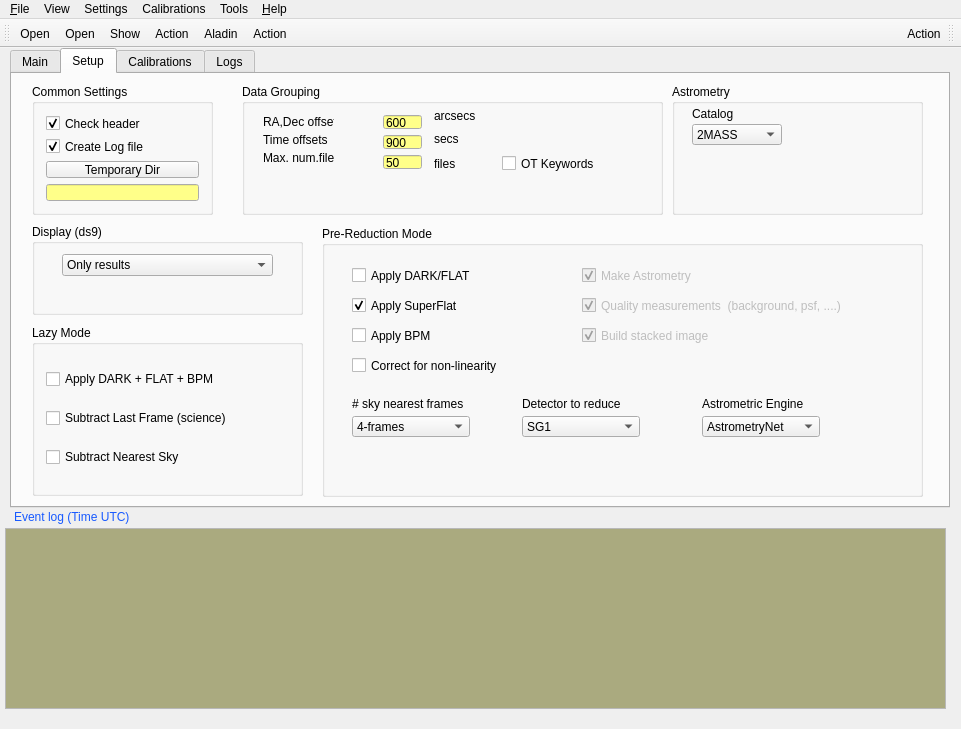
Qt form QL4/panicQL.ui (ppmim/PAPI) before a commit.
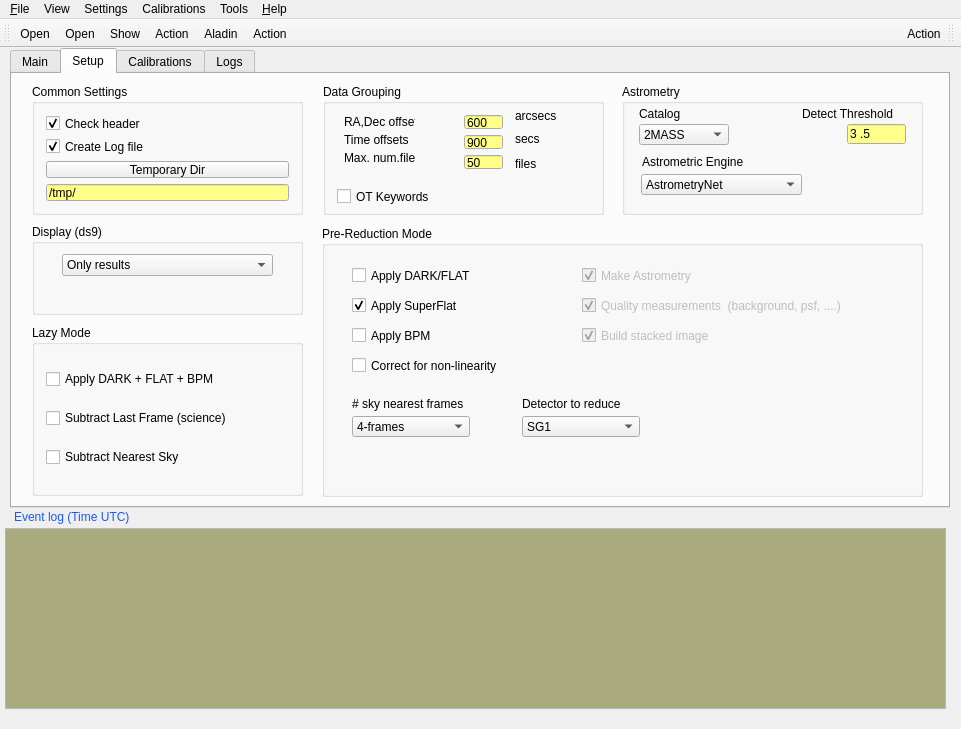
The same form after that commit. The open tabs and pages were chosen to show the change. Icons and pictures are not drawn.

Commit message: Some re-arrangement of GUI in Setup panel; Added edhead to bin directory during installation; Continue with docs;

```diff
--- a/QL4/panicQL.ui
+++ b/QL4/panicQL.ui
@@ -1441,7 +1441,7 @@
        <rect>
         <x>20</x>
         <y>10</y>
-        <width>181</width>
+        <width>271</width>
         <height>131</height>
        </rect>
       </property>
@@ -1521,6 +1521,9 @@
          <property name="toolTip">
           <string>Temporal files location</string>
          </property>
+         <property name="text">
+          <string>/tmp/</string>
+         </property>
          <property name="readOnly">
           <bool>true</bool>
          </property>
@@ -1531,9 +1534,9 @@
      <widget class="QGroupBox" name="groupBox_2">
       <property name="geometry">
        <rect>
-        <x>230</x>
+        <x>311</x>
         <y>10</y>
-        <width>421</width>
+        <width>281</width>
         <height>131</height>
        </rect>
       </property>
@@ -1578,8 +1581,8 @@
       <widget class="QCheckBox" name="checkBox_data_grouping_OT">
        <property name="geometry">
         <rect>
-         <x>260</x>
-         <y>70</y>
+         <x>14</x>
+         <y>103</y>
          <width>140</width>
          <height>19</height>
         </rect>
@@ -1809,9 +1812,9 @@
      <widget class="QGroupBox" name="groupBox_3">
       <property name="geometry">
        <rect>
-        <x>660</x>
+        <x>610</x>
         <y>10</y>
-        <width>251</width>
+        <width>301</width>
         <height>131</height>
        </rect>
       </property>
@@ -1821,7 +1824,7 @@
       <widget class="QComboBox" name="comboBox_AstromCatalog">
        <property name="geometry">
         <rect>
-         <x>20</x>
+         <x>17</x>
          <y>40</y>
          <width>90</width>
          <height>21</height>
@@ -1861,7 +1864,7 @@
       <widget class="QLabel" name="textLabel1_2">
        <property name="geometry">
         <rect>
-         <x>20</x>
+         <x>17</x>
          <y>20</y>
          <width>58</width>
          <height>20</height>
@@ -1874,6 +1877,114 @@
         <bool>false</bool>
        </property>
       </widget>
+      <widget class="QLabel" name="textLabel3_4">
+       <property name="geometry">
+        <rect>
+         <x>20</x>
+         <y>70</y>
+         <width>161</width>
+         <height>16</height>
+        </rect>
+       </property>
+       <property name="text">
+        <string>Astrometric Engine</string>
+       </property>
+       <property name="wordWrap">
+        <bool>false</bool>
+       </property>
+      </widget>
+      <widget class="QComboBox" name="comboBox_AstromEngine">
+       <property name="geometry">
+        <rect>
+         <x>19</x>
+         <y>90</y>
+         <width>161</width>
+         <height>21</height>
+        </rect>
+       </property>
+       <property name="currentIndex">
+        <number>0</number>
+       </property>
+       <item>
+        <property name="text">
+         <string>AstrometryNet</string>
+        </property>
+       </item>
+       <item>
+        <property name="text">
+         <string>SCAMP</string>
+        </property>
+       </item>
+      </widget>
+      <widget class="QLineEdit" name="line_edit_detect_threshold">
+       <property name="geometry">
+        <rect>
+         <x>225</x>
+         <y>40</y>
+         <width>59</width>
+         <height>20</height>
+        </rect>
+       </property>
+       <property name="palette">
+        <palette>
+         <active>
+          <colorrole role="Base">
+           <brush brushstyle="SolidPattern">
+            <color alpha="255">
+             <red>255</red>
+             <green>255</green>
+             <blue>137</blue>
+            </color>
+           </brush>
+          </colorrole>
+         </active>
+         <inactive>
+          <colorrole role="Base">
+           <brush brushstyle="SolidPattern">
+            <color alpha="255">
+             <red>255</red>
+             <green>255</green>
+             <blue>137</blue>
+            </color>
+           </brush>
+          </colorrole>
+         </inactive>
+         <disabled>
+          <colorrole role="Base">
+           <brush brushstyle="SolidPattern">
+            <color alpha="255">
+             <red>244</red>
+             <green>244</green>
+             <blue>244</blue>
+            </color>
+           </brush>
+          </colorrole>
+         </disabled>
+        </palette>
+       </property>
+       <property name="inputMask">
+        <string>##.##; </string>
+       </property>
+       <property name="text">
+        <string>3.5</string>
+       </property>
+      </widget>
+      <widget class="QLabel" name="textLabel4_4">
+       <property name="geometry">
+        <rect>
+         <x>180</x>
+         <y>20</y>
+         <width>111</width>
+         <height>20</height>
+        </rect>
+       </property>
+       <property name="text">
+        <string>Detect Threshold</string>
+       </property>
+       <property name="wordWrap">
+        <bool>false</bool>
+       </property>
+      </widget>
      </widget>
      <widget class="QGroupBox" name="groupBox_LazyMode">
       <property name="geometry">
@@ -2181,45 +2292,6 @@
         <bool>false</bool>
        </property>
       </widget>
-      <widget class="QComboBox" name="comboBox_AstromEngine">
-       <property name="geometry">
-        <rect>
-         <x>380</x>
-         <y>190</y>
-         <width>118</width>
-         <height>21</height>
-        </rect>
-       </property>
-       <property name="currentIndex">
-        <number>0</number>
-       </property>
-       <item>
-        <property name="text">
-         <string>AstrometryNet</string>
-        </property>
-       </item>
-       <item>
-        <property name="text">
-         <string>SCAMP</string>
-        </property>
-       </item>
-      </widget>
-      <widget class="QLabel" name="textLabel3_4">
-       <property name="geometry">
-        <rect>
-         <x>380</x>
-         <y>170</y>
-         <width>161</width>
-         <height>16</height>
-        </rect>
-       </property>
-       <property name="text">
-        <string>Astrometric Engine</string>
-       </property>
-       <property name="wordWrap">
-        <bool>false</bool>
-       </property>
-      </widget>
      </widget>
      <widget class="QGroupBox" name="groupBox_4">
       <property name="geometry">
```
The commit also changes 4 other files.
